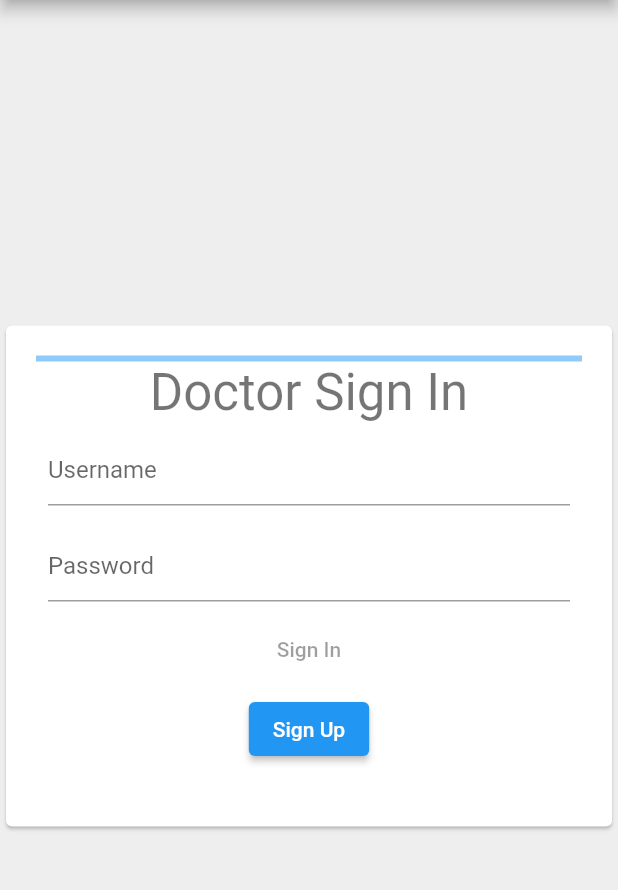
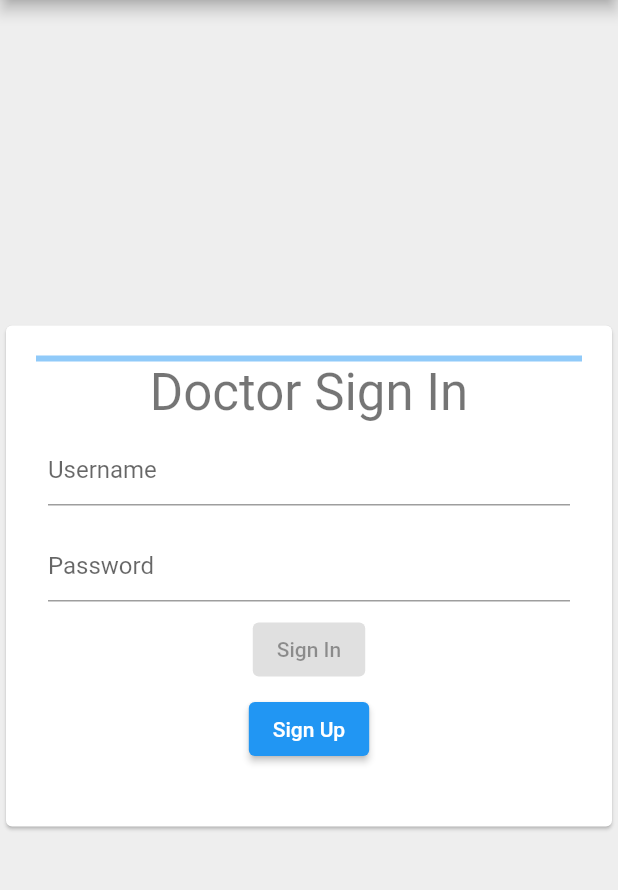
Before and after one commit to s3781137/telemedicine-app, a Flutter app: the SignInScreen screen opened by its route, on a phone screen of 412 x 824 dp, the part 84-974 px from its top. Run offline on Flutter 3.47's test engine with Material 2 defaults, Android fonts, the phone set to English and light mode, and no system bars; network calls fail.

Commit message:
Made button nicer

```diff
--- a/app/flutter/flutter_application/lib/doctor/signIn.dart
+++ b/app/flutter/flutter_application/lib/doctor/signIn.dart
@@ -128,21 +128,7 @@ class _SignInFormState extends State<SignInForm> {
                 obscureText: true,
               ),
             ),
-            TextButton(
-              style: ButtonStyle(
-                foregroundColor: MaterialStateProperty.resolveWith(
-                    (Set<MaterialState> states) {
-                  return states.contains(MaterialState.disabled)
-                      ? null
-                      : Colors.white;
-                }),
-                backgroundColor: MaterialStateProperty.resolveWith(
-                    (Set<MaterialState> states) {
-                  return states.contains(MaterialState.disabled)
-                      ? null
-                      : Colors.blue;
-                }),
-              ),
+            ElevatedButton(
               onPressed: _formProgress == 1 ? _validateForm : null, // UPDATED
               child: const Text('Sign In'),
             ),
```
